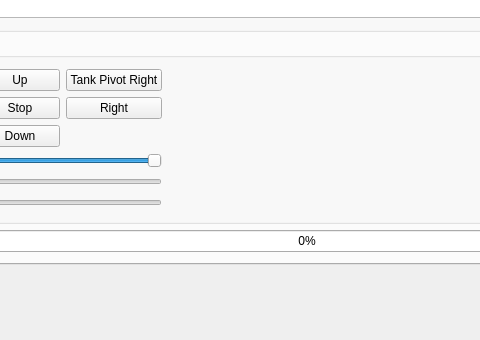
CWRUbotix/NASA-RMC-2018, file client/mainwindow.ui: the form before one commit; both pictures show x 152 to 632 and y 361 to 701 of the 1200 by 701 pixel window.
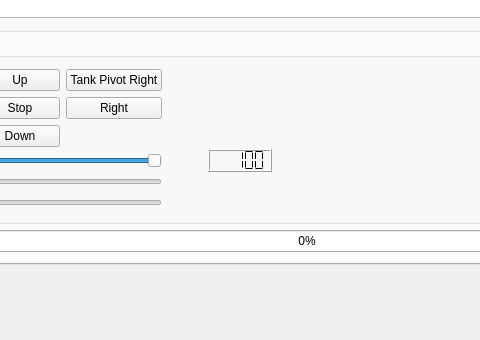
The form after the commit. The open tabs and pages were chosen to show the change. Custom widgets are drawn as their Qt base class.

Commit message: Holy Mary Mother of God do we have new changes to make

What changed in the file:
```diff
--- a/client/mainwindow.ui
+++ b/client/mainwindow.ui
@@ -258,6 +258,25 @@
                 <height>0</height>
                </size>
               </property>
+              <widget class="QLCDNumber" name="lcdNumber_LocomotionSpeed">
+               <property name="geometry">
+                <rect>
+                 <x>0</x>
+                 <y>80</y>
+                 <width>64</width>
+                 <height>23</height>
+                </rect>
+               </property>
+               <property name="mouseTracking">
+                <bool>false</bool>
+               </property>
+               <property name="segmentStyle">
+                <enum>QLCDNumber::Flat</enum>
+               </property>
+               <property name="value" stdset="0">
+                <double>100.000000000000000</double>
+               </property>
+              </widget>
              </widget>
             </item>
             <item>
```
Left out of the diff: 7 changed lines with no effect on the pictures. The commit also changes 2 other files.
